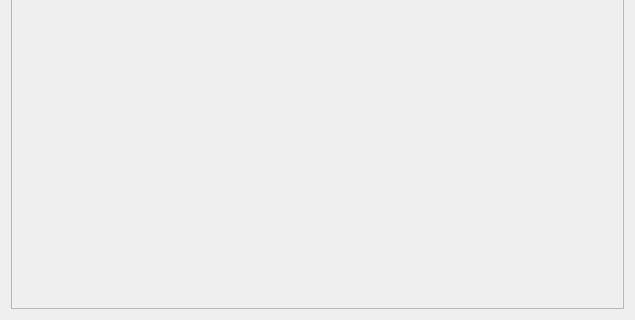
Before: the Qt Designer form src/pictures/librarywidget.ui in keshavbhatt/CollageMaker, drawn with Qt 5; both pictures show x 0 to 635 and y 380 to 700 of the 635 by 700 pixel window.
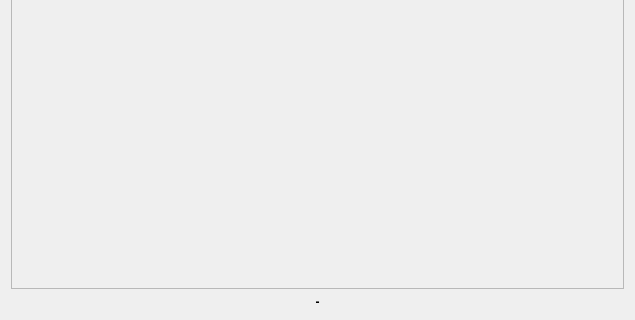
After: the same form once the commit is applied.

Diff of the .ui file:
```diff
--- a/src/pictures/librarywidget.ui
+++ b/src/pictures/librarywidget.ui
@@ -84,12 +84,30 @@
         <x>0</x>
         <y>0</y>
         <width>615</width>
-        <height>647</height>
+        <height>624</height>
        </rect>
       </property>
      </widget>
     </widget>
    </item>
+   <item>
+    <widget class="QLabel" name="imageCountLabel">
+     <property name="font">
+      <font>
+       <bold>true</bold>
+      </font>
+     </property>
+     <property name="text">
+      <string>-</string>
+     </property>
+     <property name="alignment">
+      <set>Qt::AlignCenter</set>
+     </property>
+     <property name="wordWrap">
+      <bool>true</bool>
+     </property>
+    </widget>
+   </item>
   </layout>
  </widget>
  <resources/>
```
